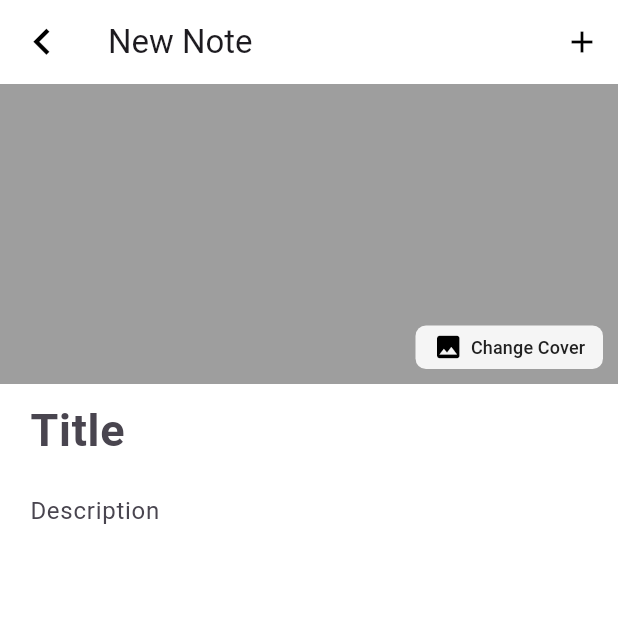
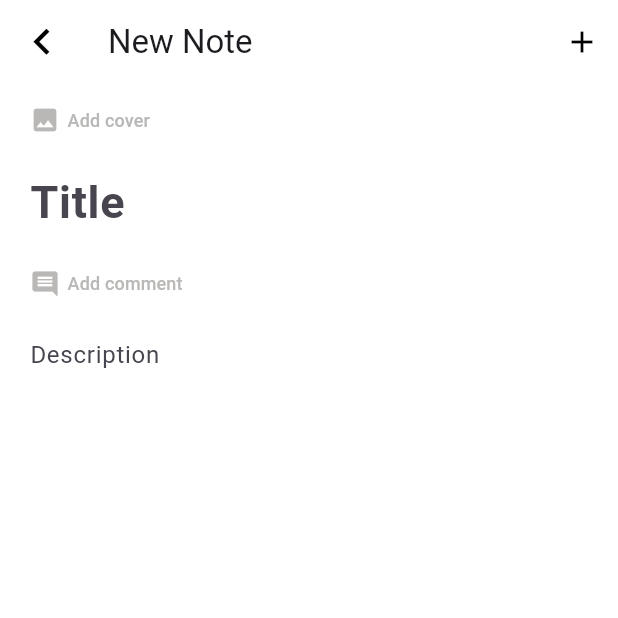
Before and after one commit to bennygdev/noteme, a Flutter app: the AddNote screen opened directly, on a phone screen of 412 x 824 dp, the top half of it. Run offline on Flutter 3.47's test engine with Material 3 defaults, Android fonts, the phone set to English and light mode, and no system bars; our stand-ins replace image_picker, sqflite; accounts and stored records are empty.

Commit message:
add/delete image cover UI update

```diff
--- a/lib/data/database_helper.dart
+++ b/lib/data/database_helper.dart
@@ -46,10 +46,7 @@ class DatabaseHelper {
     return queryResult.map((e) => Note.fromMap(e)).toList();
   }
 
-  // confirm later
-
   // modify note
-  // ...
   Future<void> updateNote(Note note) async {
     final Database db = await initializeDb();
 
--- a/lib/note/add_note.dart
+++ b/lib/note/add_note.dart
@@ -44,7 +44,6 @@ class _AddNoteState extends State<AddNote> {
       final title = titleController.text;
       final description = descriptionController.text;
       final createdDate = DateTime.now().millisecondsSinceEpoch;
-      // add image path here ?? use Xfile instead of file
 
       final note = Note(
         title: title,
@@ -98,6 +97,7 @@ class _AddNoteState extends State<AddNote> {
               Stack(
                 alignment: Alignment.bottomRight,
                 children: [
+                  if (imageFile != null)
                   Container(
                     height: 200,
                     decoration: BoxDecoration(
@@ -110,36 +110,71 @@ class _AddNoteState extends State<AddNote> {
                           : null,
                     ),
                   ),
+                  if (imageFile != null)
                   Padding(
                     padding: EdgeInsets.fromLTRB(0, 0, 10, 10),
                     child: SizedBox(
                       height: 29,
-                      width: 125,
+                      width: 105,
                       child: TextButton(
                         child: Row(
                           mainAxisAlignment: MainAxisAlignment.center,
                           crossAxisAlignment: CrossAxisAlignment.center,
                           children: [
-                            Icon(
-                              Icons.image,
-                              size: 20,
-                              color: Colors.black,
-                            ),
-                            SizedBox(width: 5),
                             Text(
                               'Change Cover',
                               style: TextStyle(
-                                color: Colors.grey[900],
+                                color: Color(0xFF81807C),
                                 fontSize: 12,
                               ),
                             ),
                           ],
                         ),
-                        onPressed: () async {
+                        onPressed: () {
+                          setState(() {
+                            imageFile = null;
+                          });
+                        },
+                        style: TextButton.styleFrom(
+                          backgroundColor: Colors.white.withOpacity(0.9),
+                          padding: EdgeInsets.zero,
+                          shape: RoundedRectangleBorder(
+                            borderRadius: BorderRadius.circular(7),
+                          ),
+                        ),
+                      ),
+                    ),
+                  ),
+                ],
+              ),
+              Padding(
+                padding: EdgeInsets.fromLTRB(20, 0, 20, 0),
+                child: Column(
+                  children: [
+                    if (imageFile == null) // show add btn when no img
+                      Row(
+                        children: [
+                          TextButton(
+                            child: Row(
+                              mainAxisAlignment: MainAxisAlignment.center,
+                              children: [
+                                Icon(Icons.image, size: 20, color: Color(0xFFB9B8B6)),
+                                SizedBox(width: 5),
+                                Text(
+                                  'Add cover',
+                                  style: TextStyle(
+                                    color: Color(0xFFB9B8B6),
+                                    fontSize: 12,
+                                  ),
+                                ),
+                              ],
+                            ),
+                            onPressed: () {
                               showModalBottomSheet(
                                 context: context,
                                 builder: (BuildContext context) {
-                              return Wrap(
+                                  return Column(
+                                    mainAxisSize: MainAxisSize.min,
                                     children: [
                                       ListTile(
                                         leading: Icon(Icons.camera),
@@ -163,21 +198,15 @@ class _AddNoteState extends State<AddNote> {
                               );
                             },
                             style: TextButton.styleFrom(
-                          backgroundColor: Colors.white.withOpacity(0.9),
+                              backgroundColor: Colors.transparent,
                               padding: EdgeInsets.zero,
                               shape: RoundedRectangleBorder(
                                 borderRadius: BorderRadius.circular(7),
                               ),
                             ),
                           ),
-                    ),
-                  ),
                         ],
                       ),
-              Padding(
-                padding: EdgeInsets.fromLTRB(20, 0, 20, 0),
-                child: Column(
-                  children: [
                     TextFormField(
                       controller: titleController,
                       decoration: InputDecoration(
@@ -194,6 +223,36 @@ class _AddNoteState extends State<AddNote> {
                         }
                         return null;
                       }
+                    ),
+                    Row(
+                      children: [
+                        TextButton(
+                          child: Row(
+                            mainAxisAlignment: MainAxisAlignment.center,
+                            children: [
+                              Icon(Icons.comment, size: 20, color: Color(0xFFB9B8B6)),
+                              SizedBox(width: 5),
+                              Text(
+                                'Add comment',
+                                style: TextStyle(
+                                  color: Color(0xFFB9B8B6),
+                                  fontSize: 12,
+                                ),
+                              ),
+                            ],
+                          ),
+                          onPressed: () {
+                            // show that modal here!
+                          },
+                          style: TextButton.styleFrom(
+                            backgroundColor: Colors.transparent,
+                            padding: EdgeInsets.zero,
+                            shape: RoundedRectangleBorder(
+                              borderRadius: BorderRadius.circular(7),
+                            ),
+                          ),
+                        ),
+                      ],
                     ),
                     TextFormField(
                       controller: descriptionController,
```
Also changed, not shown: lib/note/edit_note.dart (+77 -13 lines). Lines whose indentation alone changed are shown as unchanged.
